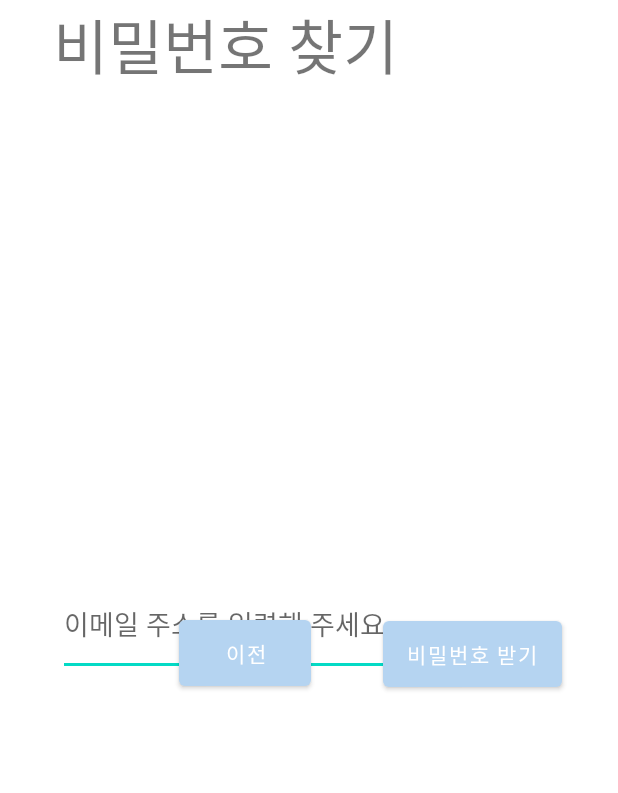
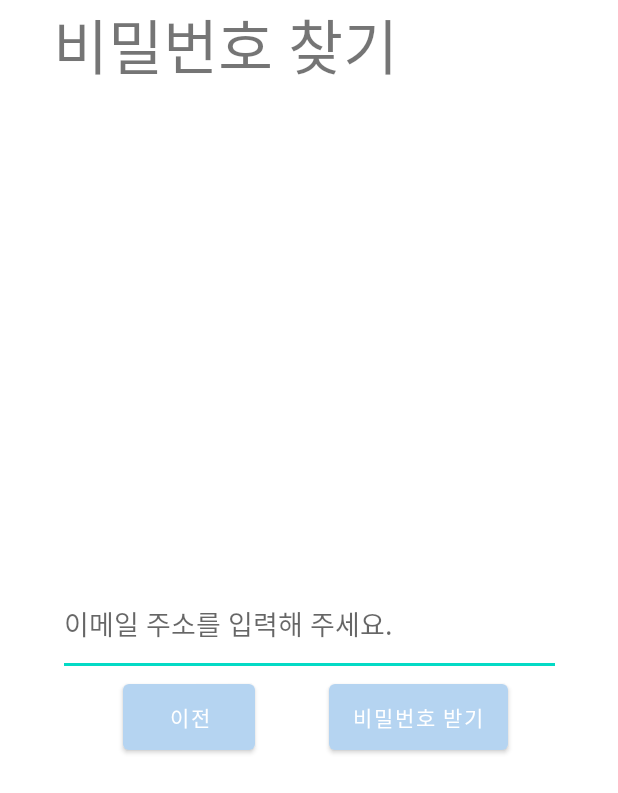
Before and after one commit to yeongchan1228/Who_NextDoor, an Android app: the GofindpwdActivity screen opened directly, with no data from a screen before it, on a phone screen of 412 x 824 dp. Shown: the top 793 px of the screen. Run offline under Robolectric (Android 15) with nearby library versions, the phone set to English and light mode, and no system bars; our stand-ins replace Firebase (no records; nobody signed in at launch, a user with empty details on screens opened directly).

Commit message:
폰트 수정

```diff
--- a/app/src/main/res/layout/activity_gofindpwd.xml
+++ b/app/src/main/res/layout/activity_gofindpwd.xml
@@ -9,16 +9,18 @@
 
     <TextView
         android:id="@+id/findpwd"
-        android:textSize="40dp"
-        android:gravity="center"
         android:layout_width="300dp"
         android:layout_height="50dp"
+        android:fontFamily="@font/maru"
+        android:gravity="center"
         android:text="비밀번호 찾기"
+        android:textSize="40dp"
         tools:layout_editor_absoluteX="55dp"
-        tools:layout_editor_absoluteY="90dp" />
+        tools:layout_editor_absoluteY="105dp" />
 
     <EditText
         android:id="@+id/email"
+        android:fontFamily="@font/maru"
         android:layout_width="335dp"
         android:layout_height="69dp"
         android:layout_marginTop="100dp"
@@ -37,29 +39,31 @@
         android:id="@+id/requestEmail"
         android:layout_width="wrap_content"
         android:layout_height="56dp"
+        android:fontFamily="@font/maru"
         android:onClick="sendEmail"
         android:text="비밀번호 받기"
         app:backgroundTint="#B5D4F1"
         app:layout_constraintBottom_toBottomOf="parent"
         app:layout_constraintEnd_toEndOf="parent"
-        app:layout_constraintHorizontal_bias="0.872"
+        app:layout_constraintHorizontal_bias="0.75"
         app:layout_constraintStart_toStartOf="parent"
         app:layout_constraintTop_toTopOf="parent"
-        app:layout_constraintVertical_bias="0.531" />
+        app:layout_constraintVertical_bias="0.586" />
 
     <Button
         android:id="@+id/btn11"
         android:layout_width="wrap_content"
         android:layout_height="56dp"
+        android:fontFamily="@font/maru"
         android:onClick="GoMain"
         android:text="이전"
         app:backgroundTint="#B5D4F1"
         app:layout_constraintBottom_toBottomOf="parent"
         app:layout_constraintEnd_toEndOf="parent"
-        app:layout_constraintHorizontal_bias="0.368"
+        app:layout_constraintHorizontal_bias="0.253"
         app:layout_constraintStart_toStartOf="parent"
         app:layout_constraintTop_toTopOf="parent"
-        app:layout_constraintVertical_bias="0.53" />
+        app:layout_constraintVertical_bias="0.586" />
 
 
 </androidx.constraintlayout.widget.ConstraintLayout>
```
